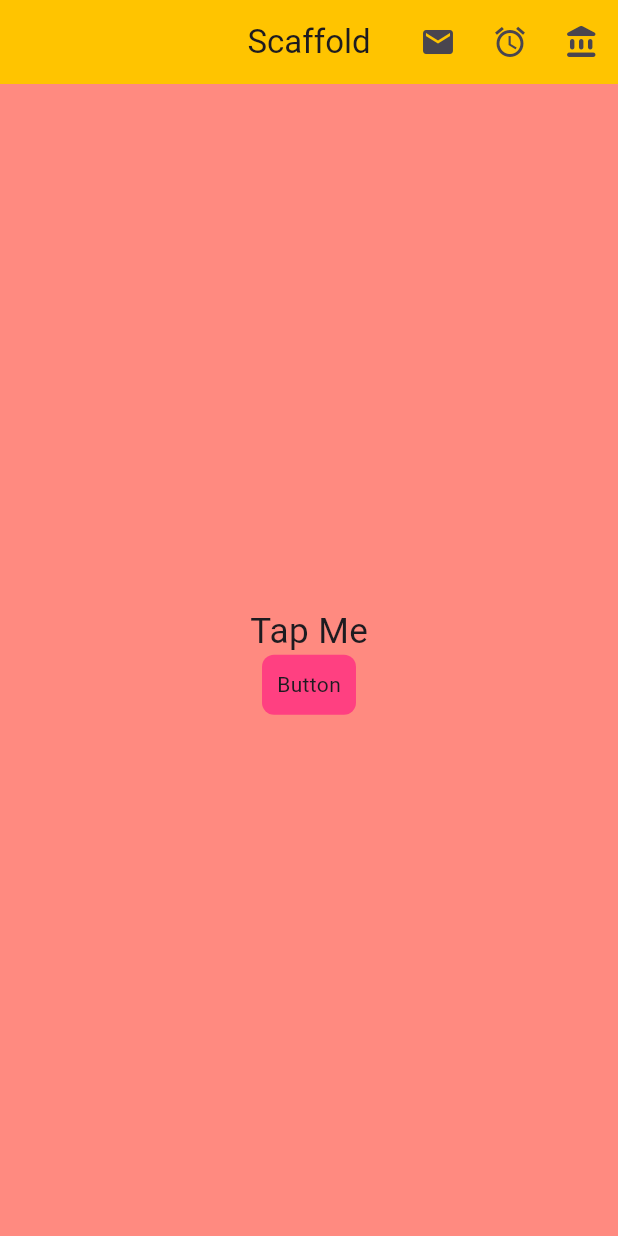
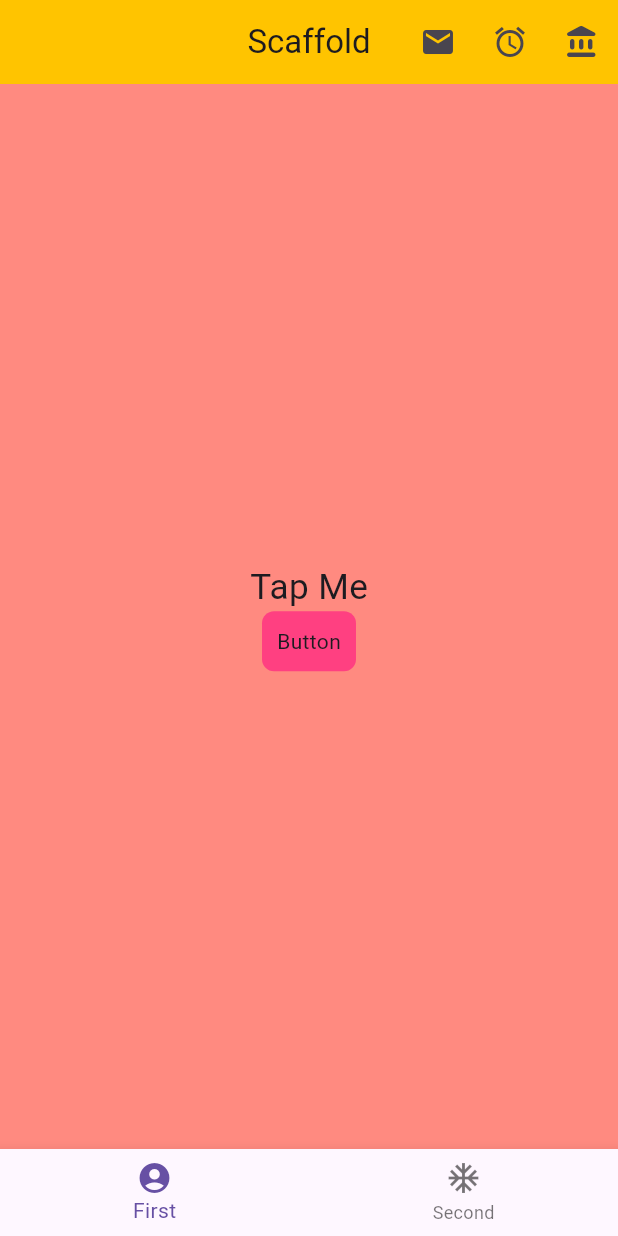
Before and after one commit to erickmwarama2/flutter_demo_app, a Flutter app: the screen it shows after launch, on a phone screen of 412 x 824 dp. Run offline on Flutter 3.47's test engine with Material 3 defaults, Android fonts, the phone set to English and light mode, and no system bars.

```diff
--- a/lib/ui/home.dart
+++ b/lib/ui/home.dart
@@ -26,6 +26,15 @@ class ScaffoldExample extends StatelessWidget {
         ],
       ),
       // body: const Center(child: Text("Hello Again"),),
+      bottomNavigationBar: BottomNavigationBar(
+        items: const [
+          BottomNavigationBarItem(
+              icon: Icon(Icons.account_circle), label: "First"),
+          BottomNavigationBarItem(
+              icon: Icon(Icons.ac_unit_outlined), label: "Second"),
+        ],
+        onTap: (int index) => debugPrint("Tapped item: $index"),
+      ),
       backgroundColor: Colors.redAccent.shade100,
       body: Container(
         alignment: Alignment.center,
@@ -54,7 +63,10 @@ class CustomButton extends StatelessWidget {
   Widget build(BuildContext context) {
     return GestureDetector(
       onTap: () {
-        const snackBar = SnackBar(content: Text("Hello again!!!"), backgroundColor: Colors.blueAccent,);
+        const snackBar = SnackBar(
+          content: Text("Hello again!!!"),
+          backgroundColor: Colors.blueAccent,
+        );
         ScaffoldMessenger.of(context).showSnackBar(snackBar);
       },
       child: Container(
```
